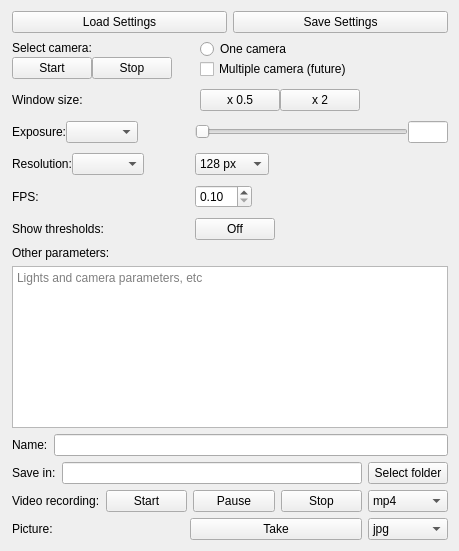
Qt form GUI/GUImain.ui (LUMAIS/LAFFTrackCapture) before a commit.
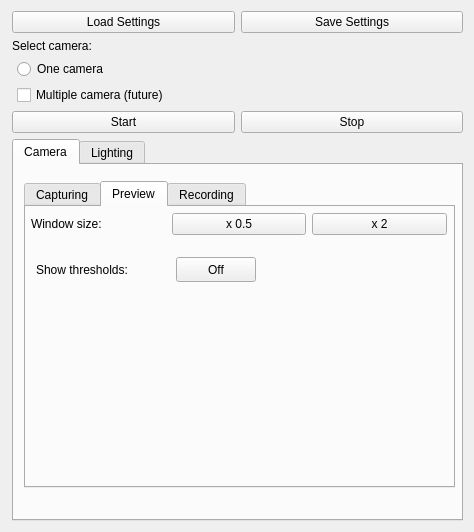
The same form after that commit. The open tabs and pages were chosen to show the change.

Commit message: GUT resource file adapted to the required design

The edit to the form file:
```diff
--- a/GUI/GUImain.ui
+++ b/GUI/GUImain.ui
@@ -6,8 +6,8 @@
    <rect>
     <x>0</x>
     <y>0</y>
-    <width>459</width>
-    <height>551</height>
+    <width>474</width>
+    <height>532</height>
    </rect>
   </property>
   <property name="windowTitle">
@@ -17,138 +17,82 @@
    <property name="leftMargin">
     <number>12</number>
    </property>
-   <item row="10" column="0">
-    <layout class="QHBoxLayout" name="horizontalLayout_6">
-     <item>
-      <widget class="QLabel" name="videoRecLabel">
+   <item row="1" column="0">
+    <widget class="QLabel" name="cameraSelectionLabel">
        <property name="text">
-        <string>Video recording:</string>
+      <string>Select camera: </string>
        </property>
       </widget>
      </item>
+   <item row="3" column="0">
+    <layout class="QHBoxLayout" name="horizontalLayout_2">
      <item>
-      <widget class="QPushButton" name="videoRecStartBtn">
+      <widget class="QPushButton" name="startStreamingBtn">
        <property name="text">
         <string>Start</string>
        </property>
       </widget>
      </item>
      <item>
-      <widget class="QPushButton" name="videoRecPausetBtn">
-       <property name="text">
-        <string>Pause</string>
-       </property>
-      </widget>
-     </item>
-     <item>
-      <widget class="QPushButton" name="videoRecStopBtn">
+      <widget class="QPushButton" name="stopStreamingBtn">
        <property name="text">
         <string>Stop</string>
        </property>
       </widget>
      </item>
-     <item>
-      <widget class="QComboBox" name="videoFormatInput">
-       <property name="maximumSize">
-        <size>
-         <width>80</width>
-         <height>16777215</height>
-        </size>
-       </property>
-       <item>
-        <property name="text">
-         <string>mp4</string>
-        </property>
-       </item>
-       <item>
-        <property name="text">
-         <string>avi</string>
-        </property>
-       </item>
-      </widget>
-     </item>
     </layout>
    </item>
-   <item row="5" column="0">
-    <widget class="QLabel" name="notesLabel">
-     <property name="text">
-      <string>Other parameters:</string>
+   <item row="4" column="0">
+    <widget class="QTabWidget" name="tabWidget">
+     <property name="currentIndex">
+      <number>0</number>
      </property>
-    </widget>
-   </item>
-   <item row="6" column="0">
-    <widget class="QPlainTextEdit" name="notesInput">
-     <property name="placeholderText">
-      <string>Lights and camera parameters, etc</string>
-     </property>
-    </widget>
-   </item>
-   <item row="12" column="0">
-    <layout class="QHBoxLayout" name="horizontalLayout_7">
-     <item>
-      <widget class="QLabel" name="pictureLabel">
-       <property name="text">
-        <string>Picture: </string>
-       </property>
-      </widget>
-     </item>
-     <item>
-      <widget class="QPushButton" name="pictureTakeBtn">
-       <property name="text">
-        <string>Take</string>
-       </property>
-      </widget>
-     </item>
-     <item>
-      <widget class="QComboBox" name="pictureFormatsInput">
-       <property name="maximumSize">
-        <size>
-         <width>80</width>
-         <height>16777215</height>
-        </size>
-       </property>
-       <item>
-        <property name="text">
-         <string>jpg</string>
-        </property>
-       </item>
-       <item>
-        <property name="text">
-         <string>png</string>
-        </property>
-       </item>
-       <item>
-        <property name="text">
-         <string>gif</string>
-        </property>
-       </item>
-       <item>
-        <property name="text">
-         <string>tiff</string>
-        </property>
-       </item>
-      </widget>
-     </item>
-    </layout>
-   </item>
-   <item row="8" column="0">
-    <layout class="QHBoxLayout" name="horizontalLayout_9">
+     <widget class="QWidget" name="tbCamera">
+      <attribute name="title">
+       <string>Camera</string>
+      </attribute>
+      <widget class="QWidget" name="verticalLayoutWidget">
+       <property name="geometry">
+        <rect>
+         <x>10</x>
+         <y>10</y>
+         <width>431</width>
+         <height>321</height>
+        </rect>
+       </property>
+       <layout class="QVBoxLayout" name="vltTbCam">
      <property name="topMargin">
+         <number>6</number>
+        </property>
+        <property name="bottomMargin">
+         <number>8</number>
+        </property>
+        <item>
+         <widget class="QTabWidget" name="tbCamGroups">
+          <property name="currentIndex">
       <number>0</number>
      </property>
-     <item>
-      <widget class="QLabel" name="nameLabel">
-       <property name="text">
-        <string>Name:</string>
-       </property>
-      </widget>
-     </item>
+          <widget class="QWidget" name="tbCapturing">
+           <attribute name="title">
+            <string>Capturing</string>
+           </attribute>
+           <widget class="QWidget" name="verticalLayoutWidget_2">
+            <property name="geometry">
+             <rect>
+              <x>0</x>
+              <y>0</y>
+              <width>421</width>
+              <height>275</height>
+             </rect>
+            </property>
+            <layout class="QVBoxLayout" name="verticalLayout">
+             <property name="sizeConstraint">
+              <enum>QLayout::SetDefaultConstraint</enum>
+             </property>
+             <property name="bottomMargin">
+              <number>6</number>
+             </property>
      <item>
-      <widget class="QLineEdit" name="nameInput"/>
-     </item>
-    </layout>
-   </item>
-   <item row="2" column="0">
     <layout class="QFormLayout" name="formLayout">
      <property name="fieldGrowthPolicy">
       <enum>QFormLayout::ExpandingFieldsGrow</enum>
@@ -175,84 +119,9 @@
       <number>0</number>
      </property>
      <item row="0" column="0">
-      <layout class="QVBoxLayout" name="verticalLayout_2">
-       <item>
-        <widget class="QLabel" name="cameraSelectionLabel">
-         <property name="text">
-          <string>Select camera: </string>
-         </property>
-        </widget>
-       </item>
-       <item>
-        <layout class="QHBoxLayout" name="horizontalLayout_2">
-         <item>
-          <widget class="QPushButton" name="startStreamingBtn">
-           <property name="text">
-            <string>Start</string>
-           </property>
-          </widget>
-         </item>
-         <item>
-          <widget class="QPushButton" name="stopStreamingBtn">
-           <property name="text">
-            <string>Stop</string>
-           </property>
-          </widget>
-         </item>
-        </layout>
-       </item>
-      </layout>
-     </item>
-     <item row="0" column="1">
-      <layout class="QVBoxLayout" name="verticalLayout_3">
-       <property name="leftMargin">
-        <number>5</number>
-       </property>
-       <item>
-        <widget class="QRadioButton" name="cameraSelectionOpt1">
-         <property name="text">
-          <string>One camera</string>
-         </property>
-        </widget>
-       </item>
-       <item>
-        <widget class="QCheckBox" name="cameraSelectionOpt2">
-         <property name="text">
-          <string>Multiple camera (future)</string>
-         </property>
-        </widget>
-       </item>
-      </layout>
-     </item>
-     <item row="1" column="0">
-      <widget class="QLabel" name="windoSzLabel">
-       <property name="text">
-        <string>Window size:</string>
-       </property>
-      </widget>
-     </item>
-     <item row="1" column="1">
-      <layout class="QHBoxLayout" name="horizontalLayout_5">
-       <property name="leftMargin">
-        <number>5</number>
-       </property>
-       <item>
-        <widget class="QPushButton" name="windoSzSmall">
-         <property name="text">
-          <string>x 0.5</string>
-         </property>
-        </widget>
-       </item>
-       <item>
-        <widget class="QPushButton" name="windoSzBig">
-         <property name="text">
-          <string>x 2</string>
-         </property>
-        </widget>
-       </item>
-      </layout>
-     </item>
-     <item row="2" column="0">
+                <layout class="QVBoxLayout" name="verticalLayout_2"/>
+               </item>
+               <item row="3" column="0">
       <layout class="QHBoxLayout" name="horizontalLayout_3">
        <item>
         <widget class="QLabel" name="exposureLabel">
@@ -266,7 +135,7 @@
        </item>
       </layout>
      </item>
-     <item row="2" column="1">
+               <item row="3" column="1">
       <layout class="QHBoxLayout" name="horizontalLayout">
        <item>
         <widget class="QSlider" name="exposureInput">
@@ -287,7 +156,7 @@
        </item>
       </layout>
      </item>
-     <item row="3" column="0">
+               <item row="4" column="0">
       <layout class="QHBoxLayout" name="horizontalLayout_8">
        <item>
         <widget class="QLabel" name="resolutionLabel">
@@ -301,7 +170,7 @@
        </item>
       </layout>
      </item>
-     <item row="3" column="1">
+               <item row="4" column="1">
       <widget class="QComboBox" name="resolutionInput">
        <item>
         <property name="text">
@@ -340,14 +209,14 @@
        </item>
       </widget>
      </item>
-     <item row="4" column="0">
+               <item row="5" column="0">
       <widget class="QLabel" name="fpsLabel">
        <property name="text">
         <string>FPS:</string>
        </property>
       </widget>
      </item>
-     <item row="4" column="1">
+               <item row="5" column="1">
       <widget class="QDoubleSpinBox" name="fpsInput">
        <property name="minimum">
         <double>0.100000000000000</double>
@@ -357,23 +226,134 @@
        </property>
       </widget>
      </item>
-     <item row="5" column="0">
+              </layout>
+             </item>
+             <item>
+              <widget class="QLabel" name="notesLabel">
+               <property name="text">
+                <string>Other parameters:</string>
+               </property>
+              </widget>
+             </item>
+             <item>
+              <widget class="QPlainTextEdit" name="notesInput">
+               <property name="placeholderText">
+                <string>Lights and camera parameters, etc</string>
+               </property>
+              </widget>
+             </item>
+            </layout>
+           </widget>
+          </widget>
+          <widget class="QWidget" name="tbPreview">
+           <attribute name="title">
+            <string>Preview</string>
+           </attribute>
+           <widget class="QWidget" name="verticalLayoutWidget_3">
+            <property name="geometry">
+             <rect>
+              <x>0</x>
+              <y>0</y>
+              <width>421</width>
+              <height>41</height>
+             </rect>
+            </property>
+            <layout class="QVBoxLayout" name="verticalLayout_4">
+             <property name="bottomMargin">
+              <number>6</number>
+             </property>
+             <item>
+              <layout class="QHBoxLayout" name="horizontalLayout_5">
+               <property name="leftMargin">
+                <number>5</number>
+               </property>
+               <item>
+                <widget class="QLabel" name="windoSzLabel">
+                 <property name="text">
+                  <string>Window size:</string>
+                 </property>
+                </widget>
+               </item>
+               <item>
+                <widget class="QPushButton" name="windoSzSmall">
+                 <property name="text">
+                  <string>x 0.5</string>
+                 </property>
+                </widget>
+               </item>
+               <item>
+                <widget class="QPushButton" name="windoSzBig">
+                 <property name="text">
+                  <string>x 2</string>
+                 </property>
+                </widget>
+               </item>
+              </layout>
+             </item>
+            </layout>
+           </widget>
       <widget class="QLabel" name="threshLabel">
+            <property name="geometry">
+             <rect>
+              <x>10</x>
+              <y>50</y>
+              <width>117</width>
+              <height>25</height>
+             </rect>
+            </property>
        <property name="text">
         <string>Show thresholds:</string>
        </property>
       </widget>
-     </item>
-     <item row="5" column="1">
       <widget class="QPushButton" name="threshInput">
+            <property name="geometry">
+             <rect>
+              <x>150</x>
+              <y>50</y>
+              <width>80</width>
+              <height>25</height>
+             </rect>
+            </property>
        <property name="text">
         <string>Off</string>
        </property>
       </widget>
+          </widget>
+          <widget class="QWidget" name="tbRecording">
+           <attribute name="title">
+            <string>Recording</string>
+           </attribute>
+           <widget class="QWidget" name="verticalLayoutWidget_4">
+            <property name="geometry">
+             <rect>
+              <x>0</x>
+              <y>0</y>
+              <width>440</width>
+              <height>133</height>
+             </rect>
+            </property>
+            <layout class="QVBoxLayout" name="verticalLayout_5">
+             <property name="bottomMargin">
+              <number>6</number>
+             </property>
+             <item>
+              <layout class="QHBoxLayout" name="horizontalLayout_9">
+               <property name="topMargin">
+                <number>0</number>
+               </property>
+               <item>
+                <widget class="QLineEdit" name="nameInput"/>
+               </item>
+               <item>
+                <widget class="QLabel" name="nameLabel">
+                 <property name="text">
+                  <string>Name:</string>
+                 </property>
+                </widget>
      </item>
     </layout>
    </item>
-   <item row="9" column="0">
+             <item>
     <layout class="QHBoxLayout" name="horizontalLayout_4">
      <item>
       <widget class="QLabel" name="saveInLabel">
@@ -389,6 +369,142 @@
       <widget class="QPushButton" name="saveInBtn">
        <property name="text">
         <string>Select folder</string>
+                 </property>
+                </widget>
+               </item>
+              </layout>
+             </item>
+             <item>
+              <layout class="QHBoxLayout" name="horizontalLayout_6">
+               <item>
+                <widget class="QLabel" name="videoRecLabel">
+                 <property name="text">
+                  <string>Video recording:</string>
+                 </property>
+                </widget>
+               </item>
+               <item>
+                <widget class="QPushButton" name="videoRecStartBtn">
+                 <property name="text">
+                  <string>Start</string>
+                 </property>
+                </widget>
+               </item>
+               <item>
+                <widget class="QPushButton" name="videoRecPausetBtn">
+                 <property name="text">
+                  <string>Pause</string>
+                 </property>
+                </widget>
+               </item>
+               <item>
+                <widget class="QPushButton" name="videoRecStopBtn">
+                 <property name="text">
+                  <string>Stop</string>
+                 </property>
+                </widget>
+               </item>
+               <item>
+                <widget class="QComboBox" name="videoFormatInput">
+                 <property name="maximumSize">
+                  <size>
+                   <width>80</width>
+                   <height>16777215</height>
+                  </size>
+                 </property>
+                 <item>
+                  <property name="text">
+                   <string>mp4</string>
+                  </property>
+                 </item>
+                 <item>
+                  <property name="text">
+                   <string>avi</string>
+                  </property>
+                 </item>
+                </widget>
+               </item>
+              </layout>
+             </item>
+             <item>
+              <layout class="QHBoxLayout" name="horizontalLayout_7">
+               <item>
+                <widget class="QLabel" name="pictureLabel">
+                 <property name="text">
+                  <string>Picture: </string>
+                 </property>
+                </widget>
+               </item>
+               <item>
+                <widget class="QPushButton" name="pictureTakeBtn">
+                 <property name="text">
+                  <string>Take</string>
+                 </property>
+                </widget>
+               </item>
+               <item>
+                <widget class="QComboBox" name="pictureFormatsInput">
+                 <property name="maximumSize">
+                  <size>
+                   <width>80</width>
+                   <height>16777215</height>
+                  </size>
+                 </property>
+                 <item>
+                  <property name="text">
+                   <string>jpg</string>
+                  </property>
+                 </item>
+                 <item>
+                  <property name="text">
+                   <string>png</string>
+                  </property>
+                 </item>
+                 <item>
+                  <property name="text">
+                   <string>gif</string>
+                  </property>
+                 </item>
+                 <item>
+                  <property name="text">
+                   <string>tiff</string>
+                  </property>
+                 </item>
+                </widget>
+               </item>
+              </layout>
+             </item>
+            </layout>
+           </widget>
+          </widget>
+         </widget>
+        </item>
+       </layout>
+      </widget>
+     </widget>
+     <widget class="QWidget" name="tbLighting">
+      <attribute name="title">
+       <string>Lighting</string>
+      </attribute>
+     </widget>
+    </widget>
+   </item>
+   <item row="2" column="0">
+    <layout class="QVBoxLayout" name="verticalLayout_3">
+     <property name="leftMargin">
+      <number>5</number>
+     </property>
+     <item>
+      <widget class="QRadioButton" name="cameraSelectionOpt1">
+       <property name="text">
+        <string>One camera</string>
+       </property>
+      </widget>
+     </item>
+     <item>
+      <widget class="QCheckBox" name="cameraSelectionOpt2">
+       <property name="text">
+        <string>Multiple camera (future)</string>
        </property>
       </widget>
      </item>
```
Lines whose indentation alone changed are shown as unchanged.
